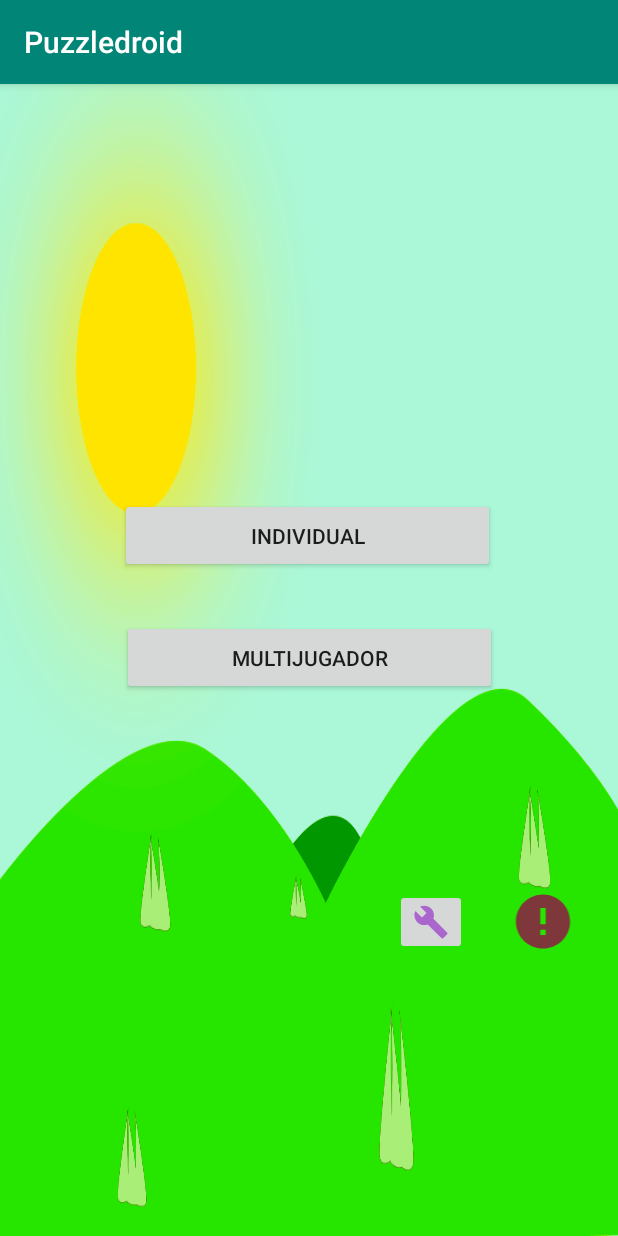
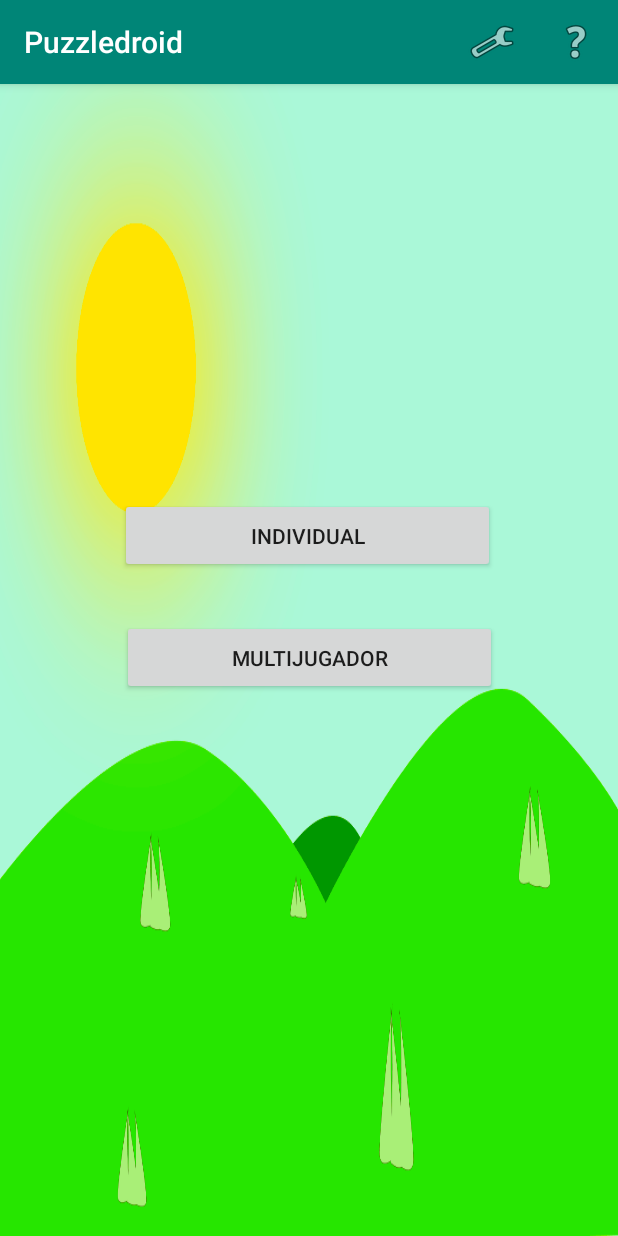
Before and after one commit to adriaqf/Puzzledroid_v1, an Android app: the screen it shows after launch (MainActivity), on a phone screen of 412 x 824 dp. Run offline under Robolectric (Android 15) with nearby library versions, the phone set to English and light mode, and no system bars.

Commit message:
Switched icons position from bottom to Action Bar menu

```diff
--- a/app/src/main/java/com/sds/puzzledroid/MainActivity.java
+++ b/app/src/main/java/com/sds/puzzledroid/MainActivity.java
@@ -3,6 +3,9 @@ package com.sds.puzzledroid;
 import androidx.appcompat.app.AppCompatActivity;
 
 import android.os.Bundle;
+import android.view.Menu;
+import android.view.MenuItem;
+import android.widget.Toast;
 
 public class MainActivity extends AppCompatActivity {
 
@@ -11,4 +14,25 @@ public class MainActivity extends AppCompatActivity {
         super.onCreate(savedInstanceState);
         setContentView(R.layout.activity_main);
     }
+
+    //Shows Action Bar Menu
+    public boolean onCreateOptionsMenu(Menu menu) {
+        this.getMenuInflater().inflate(R.menu.action_bar_menu, menu);
+        return true;
+    }
+
+    //Adds Action Bar Buttons' actions
+    public boolean onOptionsItemSelected(MenuItem item) {
+        int id = item.getItemId();
+        switch(id) {
+            case R.id.config_item:
+                Toast.makeText(this, "Configuración", Toast.LENGTH_SHORT).show();
+                return true;
+
+            case R.id.help_item:
+                Toast.makeText(this, "Ayuda", Toast.LENGTH_SHORT).show();
+                return true;
+        }
+        return super.onOptionsItemSelected(item);
+    }
 }
--- a/app/src/main/res/layout/activity_main.xml
+++ b/app/src/main/res/layout/activity_main.xml
@@ -2,10 +2,11 @@
 <RelativeLayout xmlns:android="http://schemas.android.com/apk/res/android"
     xmlns:app="http://schemas.android.com/apk/res-auto"
     xmlns:tools="http://schemas.android.com/tools"
+    android:id="@+id/RelativeLayout"
     android:layout_width="match_parent"
     android:layout_height="match_parent"
+
     android:background="@drawable/inicio_3"
-
     tools:context=".MainActivity">
 
 
@@ -40,39 +41,4 @@
         app:layout_constraintStart_toStartOf="parent"
         app:layout_constraintTop_toBottomOf="@+id/b_single" />
 
-    <ImageButton
-        android:id="@+id/imageButton5"
-        android:layout_width="wrap_content"
-        android:layout_height="wrap_content"
-        android:layout_below="@+id/b_multi"
-        android:layout_marginTop="129dp"
-        android:layout_marginEnd="2dp"
-        android:layout_marginRight="2dp"
-        android:layout_toStartOf="@+id/imageView1"
-        android:layout_toLeftOf="@+id/imageView1"
-        android:src="@drawable/ic_build_black_24dp"
-        android:tint="@android:color/holo_purple"
-        app:layout_constraintEnd_toEndOf="parent"
-        app:layout_constraintHorizontal_bias="0.55"
-        app:layout_constraintStart_toStartOf="parent"
-        app:layout_constraintTop_toBottomOf="@+id/b_multi" />
-
-    <ImageView
-        android:id="@+id/imageView1"
-        android:layout_width="49dp"
-        android:layout_height="43dp"
-        android:layout_below="@+id/b_multi"
-        android:layout_alignParentEnd="true"
-        android:layout_alignParentRight="true"
-        android:layout_marginStart="24dp"
-        android:layout_marginLeft="24dp"
-        android:layout_marginTop="129dp"
-        android:layout_marginEnd="25dp"
-        android:layout_marginRight="25dp"
-        android:src="@drawable/ic_error_black_24dp"
-        app:layout_constraintEnd_toEndOf="parent"
-        app:layout_constraintHorizontal_bias="0.084"
-        app:layout_constraintStart_toEndOf="@+id/imageButton5"
-        app:layout_constraintTop_toBottomOf="@+id/b_multi" />
-
 </RelativeLayout>
--- /dev/null
+++ b/app/src/main/res/menu/action_bar_menu.xml
@@ -0,0 +1,15 @@
+<?xml version="1.0" encoding="utf-8"?>
+<menu xmlns:app="http://schemas.android.com/apk/res-auto"
+    xmlns:android="http://schemas.android.com/apk/res/android">
+
+    <item
+        android:id="@+id/config_item"
+        android:icon="@android:drawable/ic_menu_manage"
+        android:title="Item"
+        app:showAsAction="always" />
+    <item
+        android:id="@+id/help_item"
+        android:icon="@android:drawable/ic_menu_help"
+        android:title="Item"
+        app:showAsAction="always" />
+</menu>
```
